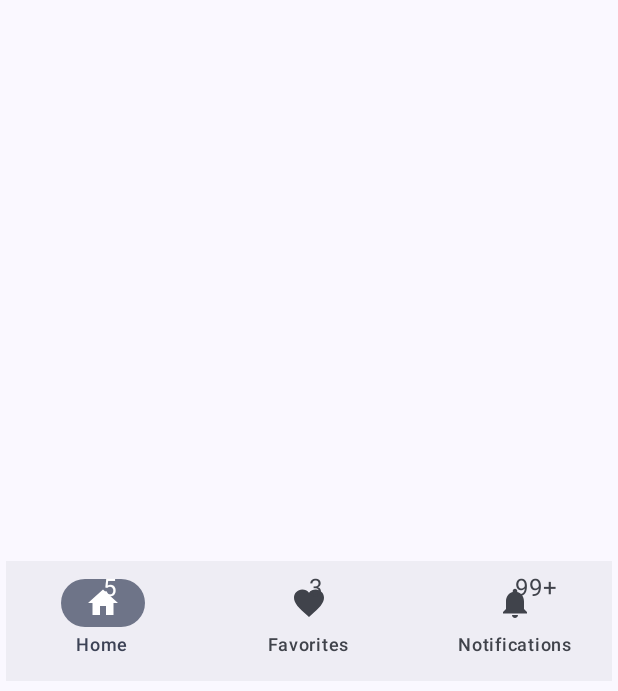
After one commit to shaikhsiddik/MaterialComponent, an Android app built with Jetpack Compose: the BottomAppBarBadgeScreen screen opened through its navigation route, on a phone screen of 412 x 824 dp. The commit adds this screen. Shown: the top 691 px of the screen. Run offline under Robolectric (Android 15) with nearby library versions, the phone set to English and light mode, and no system bars.

Commit message:
1. Bottom Navigation With Badge

```diff
--- a/app/src/main/java/com/example/materialcomponent/MainActivity.kt
+++ b/app/src/main/java/com/example/materialcomponent/MainActivity.kt
@@ -33,6 +33,7 @@ import androidx.navigation.NavHostController
 import androidx.navigation.compose.NavHost
 import androidx.navigation.compose.composable
 import androidx.navigation.compose.rememberNavController
+import com.example.materialcomponent.components.BottomAppBarBadgeScreen
 import com.example.materialcomponent.components.BottomAppBarScreen
 import com.example.materialcomponent.components.MaterialButtonScreen
 import com.example.materialcomponent.components.MaterialSelectionUi
@@ -91,6 +92,12 @@ class MainActivity : ComponentActivity() {
 
                         }
 
+                        composable("material_bottom_badge"){
+
+                            BottomAppBarBadgeScreen()
+
+                        }
+
                     }
                 }
             }
@@ -143,6 +150,15 @@ fun HomeScreen(navHostController: NavHostController){
             Text(text = "Material Bottom AppBar")
 
         }
+
+        Spacer(modifier = Modifier.height(8.dp))
+
+        Button(onClick = { navHostController.navigate("material_bottom_badge") }) {
+
+            Text(text = "Material Bottom Badge")
+
+        }
+
     }
 
 }
--- /dev/null
+++ b/app/src/main/java/com/example/materialcomponent/components/BottomAppBarBadgeScreen.kt
@@ -0,0 +1,70 @@
+package com.example.materialcomponent.components
+
+import androidx.compose.material3.*
+import androidx.compose.runtime.*
+import androidx.compose.foundation.layout.*
+import androidx.compose.material.icons.Icons
+import androidx.compose.material.icons.filled.Home
+import androidx.compose.material.icons.filled.Favorite
+import androidx.compose.material.icons.filled.Notifications
+import androidx.compose.ui.Modifier
+
+@Composable
+fun BottomAppBarBadgeScreen(){
+
+    var selectedIndex by remember { mutableStateOf(0) }
+
+    BottomAppBar(
+        modifier = Modifier.fillMaxWidth(),
+        containerColor = MaterialTheme.colorScheme.surface,
+        contentColor = MaterialTheme.colorScheme.onSurface,
+    ) {
+        NavigationBar {
+            NavigationBarItem(
+                icon = {
+
+                    BadgedBox(badge = { Text("5") }) {
+                        Icon(
+                            imageVector = Icons.Filled.Home,
+                            contentDescription = "Home"
+                        )
+                    }
+                },
+                label = { Text("Home") },
+                selected = selectedIndex == 0,
+                onClick = { selectedIndex = 0 }
+            )
+            NavigationBarItem(
+                icon = {
+                    BadgedBox(
+                        badge = { Text("3") }
+                    ) {
+                        Icon(
+                            imageVector = Icons.Filled.Favorite,
+                            contentDescription = "Favorite"
+                        )
+                    }
+                },
+                label = { Text("Favorites") },
+                selected = selectedIndex == 1,
+                onClick = { selectedIndex = 1 }
+            )
+            NavigationBarItem(
+                icon = {
+                    BadgedBox(
+                        badge = { Text("99+") }
+                    ) {
+                        Icon(
+                            imageVector = Icons.Filled.Notifications,
+                            contentDescription = "Notifications"
+                        )
+                    }
+                },
+                label = { Text("Notifications") },
+                selected = selectedIndex == 2,
+                onClick = { selectedIndex = 2 }
+            )
+        }
+    }
+
+}
--- a/gradle/libs.versions.toml
+++ b/gradle/libs.versions.toml
@@ -10,6 +10,7 @@ activityCompose = "1.8.0"
 composeBom = "2024.04.01"
 navCompose = "2.7.5"
 icons = "1.4.3"
+material_version = "1.2.0"
 
 [libraries]
 androidx-core-ktx = { group = "androidx.core", name = "core-ktx", version.ref = "coreKtx" }
@@ -25,7 +26,7 @@ androidx-ui-tooling = { group = "androidx.compose.ui", name = "ui-tooling" }
 androidx-ui-tooling-preview = { group = "androidx.compose.ui", name = "ui-tooling-preview" }
 androidx-ui-test-manifest = { group = "androidx.compose.ui", name = "ui-test-manifest" }
 androidx-ui-test-junit4 = { group = "androidx.compose.ui", name = "ui-test-junit4" }
-androidx-material3 = { group = "androidx.compose.material3", name = "material3" }
+androidx-material3 = { group = "androidx.compose.material3", name = "material3", version.ref = "material_version" }
 navigation-compose = { group = "androidx.navigation", name = "navigation-compose", version.ref = "navCompose"}
 material-icons = { group = "androidx.compose.material", name = "material-icons-extended", version.ref = "icons"}
 
```
